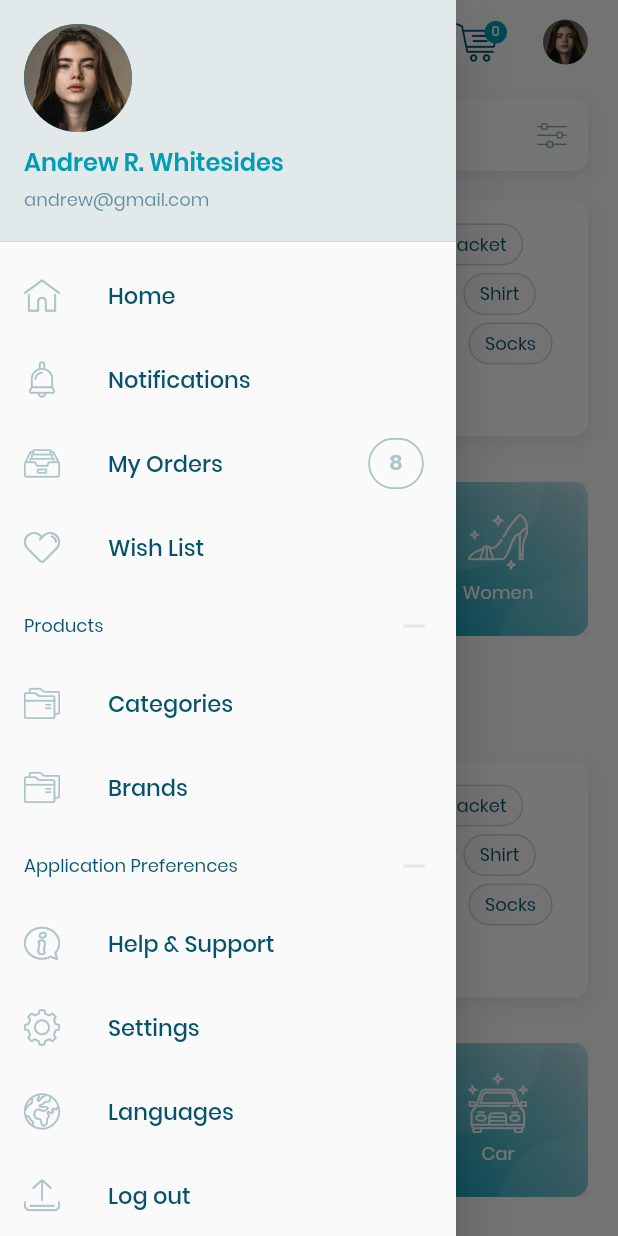
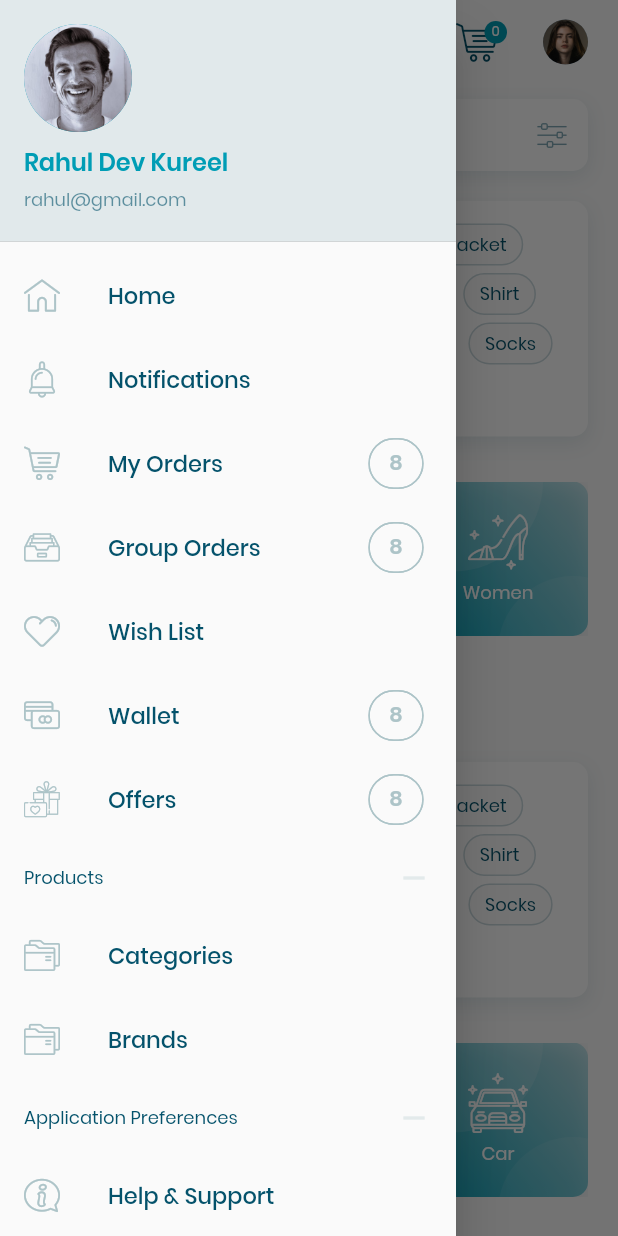
Before and after one commit to soumyap13/Store-App, a Flutter app: the CategoriesWidget screen opened by its route, with the side drawer open, on a phone screen of 412 x 824 dp. Run offline on Flutter 3.47's test engine with Material 2 defaults, Android fonts, the phone set to English and light mode, and no system bars; our stand-ins replace carousel_slider, datetime_picker_formfield, flutter_svg, get_it, shared_preferences, sticky_headers and 1 more; missing offline and left inert: shared_preferences_web; accounts and stored records are empty.

Commit message:
Updated Drawer and User

```diff
--- a/lib/src/models/user.dart
+++ b/lib/src/models/user.dart
@@ -17,11 +17,18 @@ class User {
 
   User.basic(this.name, this.avatar, this.userState);
 
-  User.advanced(this.name, this.email, this.gender, this.dateOfBirth, this.avatar, this.address, this.userState);
+  User.advanced(this.name, this.email, this.gender, this.dateOfBirth,
+      this.avatar, this.address, this.userState);
 
   User getCurrentUser() {
-    return User.advanced('Andrew R. Whitesides', 'andrew@gmail.com', 'Male', DateTime(1993, 12, 31), 'img/user2.jpg',
-        '4600 Isaacs Creek Road Golden, IL 62339', UserState.available);
+    return User.advanced(
+        'Rahul Dev Kureel',
+        'rahul@gmail.com',
+        'Male',
+        DateTime(1999, 12, 31),
+        'img/user3.jpg',
+        'House Number 4600, Sector 11, Dwarka, Delhi 62339',
+        UserState.available);
   }
 
   getDateOfBirth() {
--- a/lib/src/widgets/DrawerWidget.dart
+++ b/lib/src/widgets/DrawerWidget.dart
@@ -64,11 +64,34 @@ class DrawerWidget extends StatelessWidget {
               Navigator.of(context).pushNamed('/Orders', arguments: 0);
             },
             leading: Icon(
+              UiIcons.shopping_cart,
+              color: Theme.of(context).focusColor.withOpacity(1),
+            ),
+            title: Text(
+              "My Orders",
+              style: Theme.of(context).textTheme.subhead,
+            ),
+            trailing: Chip(
+              padding: EdgeInsets.symmetric(horizontal: 5),
+              backgroundColor: Colors.transparent,
+              shape: StadiumBorder(
+                  side: BorderSide(color: Theme.of(context).focusColor)),
+              label: Text(
+                '8',
+                style: TextStyle(color: Theme.of(context).focusColor),
+              ),
+            ),
+          ),
+          ListTile(
+            onTap: () {
+              Navigator.of(context).pushNamed('/Orders', arguments: 0);
+            },
+            leading: Icon(
               UiIcons.inbox,
               color: Theme.of(context).focusColor.withOpacity(1),
             ),
             title: Text(
-              "My Orders",
+              "Group Orders",
               style: Theme.of(context).textTheme.subhead,
             ),
             trailing: Chip(
@@ -93,6 +116,52 @@ class DrawerWidget extends StatelessWidget {
             title: Text(
               "Wish List",
               style: Theme.of(context).textTheme.subhead,
+            ),
+          ),
+          ListTile(
+            onTap: () {
+              Navigator.of(context).pushNamed('/Orders', arguments: 0);
+            },
+            leading: Icon(
+              UiIcons.credit_card,
+              color: Theme.of(context).focusColor.withOpacity(1),
+            ),
+            title: Text(
+              "Wallet",
+              style: Theme.of(context).textTheme.subhead,
+            ),
+            trailing: Chip(
+              padding: EdgeInsets.symmetric(horizontal: 5),
+              backgroundColor: Colors.transparent,
+              shape: StadiumBorder(
+                  side: BorderSide(color: Theme.of(context).focusColor)),
+              label: Text(
+                '8',
+                style: TextStyle(color: Theme.of(context).focusColor),
+              ),
+            ),
+          ),
+          ListTile(
+            onTap: () {
+              Navigator.of(context).pushNamed('/Orders', arguments: 0);
+            },
+            leading: Icon(
+              UiIcons.gift,
+              color: Theme.of(context).focusColor.withOpacity(1),
+            ),
+            title: Text(
+              "Offers",
+              style: Theme.of(context).textTheme.subhead,
+            ),
+            trailing: Chip(
+              padding: EdgeInsets.symmetric(horizontal: 5),
+              backgroundColor: Colors.transparent,
+              shape: StadiumBorder(
+                  side: BorderSide(color: Theme.of(context).focusColor)),
+              label: Text(
+                '8',
+                style: TextStyle(color: Theme.of(context).focusColor),
+              ),
             ),
           ),
           ListTile(
```
